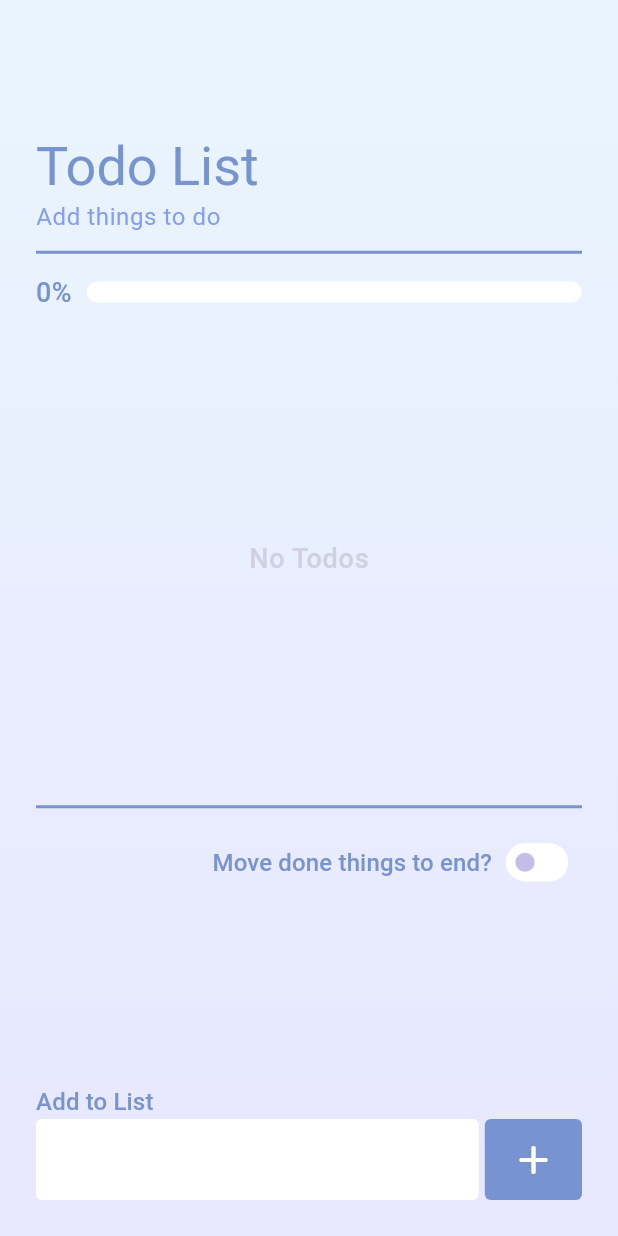
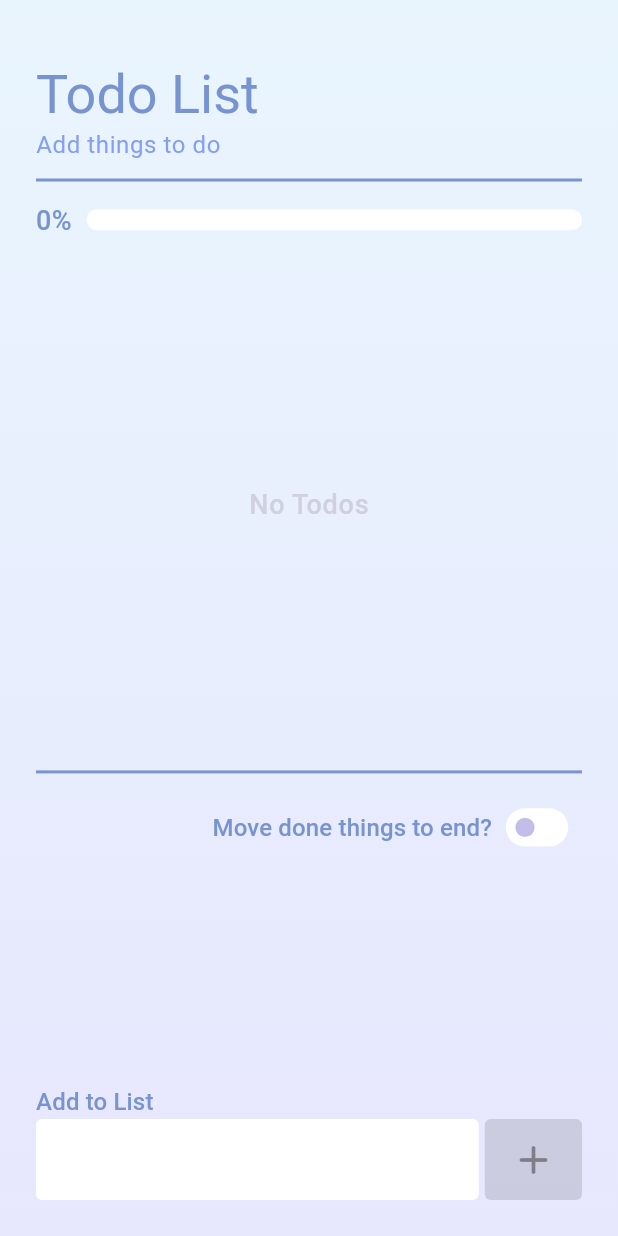
Before and after one commit to chiaaaakuo/Reminder, a Flutter app: the screen it shows after launch, on a phone screen of 412 x 824 dp. Run offline on Flutter 3.47's test engine with Material 3 defaults, Android fonts, the phone set to English and light mode, and no system bars; our stand-ins replace flutter_bloc, shared_preferences; missing offline and left inert: scrollview_observer.

Commit message:
refactor UI

```diff
--- a/lib/styles/theme_extensions/list_tile_left_strip_theme.dart
+++ b/lib/styles/theme_extensions/list_tile_left_strip_theme.dart
@@ -1,6 +1,6 @@
 import 'package:flutter/material.dart';
 
-class ListTileLeftStripeTheme extends ThemeExtension<ListTileLeftStripeTheme> {
+class LeftStripeBoxTheme extends ThemeExtension<LeftStripeBoxTheme> {
   final Color? background;
   final Color? stripColor;
   final EdgeInsetsGeometry? padding;
@@ -8,7 +8,7 @@ class ListTileLeftStripeTheme extends ThemeExtension<ListTileLeftStripeTheme> {
   final double stripWidth;
   final BorderRadius borderRadius;
 
-  const ListTileLeftStripeTheme({
+  const LeftStripeBoxTheme({
     this.background,
     this.stripColor,
     this.padding,
@@ -18,7 +18,7 @@ class ListTileLeftStripeTheme extends ThemeExtension<ListTileLeftStripeTheme> {
   });
 
   @override
-  ThemeExtension<ListTileLeftStripeTheme> copyWith({
+  ThemeExtension<LeftStripeBoxTheme> copyWith({
     Color? background,
     Color? stripColor,
     EdgeInsetsGeometry? padding,
@@ -26,7 +26,7 @@ class ListTileLeftStripeTheme extends ThemeExtension<ListTileLeftStripeTheme> {
     double? stripWidth,
     BorderRadius? borderRadius,
   }) {
-    return ListTileLeftStripeTheme(
+    return LeftStripeBoxTheme(
       background: background ?? this.background,
       stripColor: stripColor ?? this.stripColor,
       padding: padding ?? this.padding,
@@ -37,12 +37,12 @@ class ListTileLeftStripeTheme extends ThemeExtension<ListTileLeftStripeTheme> {
   }
 
   @override
-  ThemeExtension<ListTileLeftStripeTheme> lerp(covariant ThemeExtension<ListTileLeftStripeTheme>? other, double t) {
-    if (other is! ListTileLeftStripeTheme) {
+  ThemeExtension<LeftStripeBoxTheme> lerp(covariant ThemeExtension<LeftStripeBoxTheme>? other, double t) {
+    if (other is! LeftStripeBoxTheme) {
       return this;
     }
 
-    return ListTileLeftStripeTheme(
+    return LeftStripeBoxTheme(
       background: Color.lerp(background, other.background, t),
       stripColor: Color.lerp(stripColor, other.stripColor, t),
       padding: padding,
--- a/lib/styles/themes.dart
+++ b/lib/styles/themes.dart
@@ -55,9 +55,20 @@ class AppTheme {
       shape: RoundedRectangleBorder(borderRadius: BorderRadius.circular(4)),
       side: BorderSide(color: AppColors.grey, width: 1),
     ),
+    dialogTheme: const DialogThemeData().copyWith(
+      titleTextStyle: const TextStyle(
+        color: Colors.black,
+        fontSize: 16,
+        fontWeight: FontWeight.bold,
+      ),
+      contentTextStyle:const TextStyle(
+        color: Colors.black,
+        fontSize: 18,
+      ),
+    ),
     extensions: [
       _lightGradientTheme,
-      _listTileLeftStripTheme,
+      _leftStripeBoxTheme,
     ],
   );
 
@@ -69,10 +80,9 @@ class AppTheme {
     ),
   );
 
-  static final _listTileLeftStripTheme = ListTileLeftStripeTheme(
+  static final _leftStripeBoxTheme = LeftStripeBoxTheme(
     background: AppColors.white,
     stripColor: AppColors.primaryColor,
-    padding: const EdgeInsets.symmetric(horizontal: 12),
     borderRadius: BorderRadius.circular(4),
   );
 }
@@ -84,5 +94,5 @@ extension AppThemeExtension on ThemeData {
 
   AppGradientTheme get appGradientTheme => extension<AppGradientTheme>() ?? AppTheme._lightGradientTheme;
 
-  ListTileLeftStripeTheme get listTileLeftStripTheme => extension<ListTileLeftStripeTheme>() ?? AppTheme._listTileLeftStripTheme;
+  LeftStripeBoxTheme get leftStripeBoxTheme => extension<LeftStripeBoxTheme>() ?? AppTheme._leftStripeBoxTheme;
 }
--- a/lib/views/reminder_list_page.dart
+++ b/lib/views/reminder_list_page.dart
@@ -4,10 +4,12 @@ import 'package:reminder/blocs/reminder_bloc/reminder_bloc.dart';
 import 'package:reminder/extensions/widget_extensions.dart';
 import 'package:reminder/models/sort_type.dart';
 import 'package:reminder/models/reminder.dart';
-import 'package:reminder/styles/theme_extensions/list_tile_left_strip_theme.dart';
 import 'package:reminder/styles/themes.dart';
 import 'package:reminder/values/strings.dart';
 import 'package:reminder/widgets/gradient_background.dart';
+import 'package:reminder/widgets/progress_tracker.dart';
+import 'package:reminder/widgets/scrollbar_list_view.dart';
+import 'package:reminder/widgets/left_stripe_box.dart';
 import 'package:scrollview_observer/scrollview_observer.dart';
 
 class RemindersPage extends StatefulWidget {
@@ -25,67 +27,56 @@ class _RemindersPageState extends State<RemindersPage> {
     return MultiBlocListener(
       listeners: [
         BlocListener<ReminderBloc, ReminderState>(
-          listenWhen: (prev, cur) => cur.status == RemindersStatus.failure && cur.errorMessage != null,
-          listener: (context, state) => _showErrorDialog(state.errorMessage!),
+          listenWhen: (ReminderState prev, ReminderState cur) => cur.status == RemindersStatus.failure && cur.errorMessage != null,
+          listener: (BuildContext context, ReminderState state) => _showErrorDialog(state.errorMessage!),
         ),
         BlocListener<ReminderBloc, ReminderState>(
-          listenWhen: (prev, cur) =>
+          listenWhen: (ReminderState prev, ReminderState cur) =>
               cur.action == RemindersAction.add && cur.status == RemindersStatus.success && cur.scrollToIndex != null,
-          listener: (context, state) => _scrollToIndex(state.reminders, state.scrollToIndex!),
+          listener: (BuildContext context, ReminderState state) => _scrollToIndex(state.reminders, state.scrollToIndex!),
         ),
       ],
       child: Scaffold(
-        resizeToAvoidBottomInset: false,
         body: GradientBackground(
           gradient: context.theme.appGradientTheme.backgroundGradient,
           child: SafeArea(
+            child: LayoutBuilder(builder: (BuildContext context, BoxConstraints constraint) {
+              return SingleChildScrollView(
+                child: ConstrainedBox(
+                  constraints: BoxConstraints(minHeight: constraint.maxHeight),
+                  child: IntrinsicHeight(
                     child: Column(
                       spacing: 12,
                       crossAxisAlignment: CrossAxisAlignment.start,
                       children: [
-                const Spacer(),
                         const _Header(),
                         const Divider(indent: 24, endIndent: 24),
                         BlocBuilder<ReminderBloc, ReminderState>(
-                  builder: (context, state) {
+                          builder: (BuildContext context, ReminderState state) {
                             final double progress = state.reminders.isNotEmpty ? state.completedReminders / state.reminders.length : 0;
-                    return _ProgressTracker(progress: progress);
+                            return ProgressTracker(progress: progress);
                           },
                         ),
+                        _ReminderList(
+                          height: constraint.maxHeight * 0.4,
+                          listObserverController: _listObserverController,
+                        ),
+                        const Divider(indent: 24, endIndent: 24),
+                        const _RemindersSorter(),
                         Flexible(
-                  flex: 4,
-                  child: BlocSelector<ReminderBloc, ReminderState, List<Reminder>>(
-                    selector: (state) => state.reminders,
-                    builder: (context, reminders) {
-                      if (reminders.isEmpty) {
-                        return const _EmptyReminderList();
-                      }
-                      return ListViewObserver(
-                        controller: _listObserverController,
-                        child: _ReminderList(
-                          reminders: reminders,
-                          controller: _listObserverController.controller!,
-                        ),
-                      );
-                    },
+                          child: Align(
+                            alignment: Alignment.bottomCenter,
+                            child: _ReminderCreator(
+                              onSubmit: (String title) => context.read<ReminderBloc>().add(AddReminder(title: title)),
                             ),
                           ),
-                const Divider(indent: 24, endIndent: 24),
-                BlocSelector<ReminderBloc, ReminderState, SortType>(
-                  selector: (state) => state.sortType,
-                  builder: (context, sortType) {
-                    return _RemindersSorter(
-                      isActive: sortType == SortType.incompleteFirst,
-                      onChanged: (SortType sortType) => context.read<ReminderBloc>().add(ToggleRemindersSort(sortType: sortType)),
-                    );
-                  },
-                ),
-                const Spacer(),
-                _ReminderCreator(
-                  onSubmit: (String title) => context.read<ReminderBloc>().add(AddReminder(title: title)),
                         ),
                       ],
                     ),
+                  ),
+                ),
+              );
+            }),
           ),
         ),
       ),
@@ -102,23 +93,27 @@ class _RemindersPageState extends State<RemindersPage> {
   void _showErrorDialog(String errorMessage) {
     showDialog(
       context: context,
-      builder: (context) => AlertDialog.adaptive(title: Text(errorMessage), actions: [
+      builder: (context) => AlertDialog.adaptive(
+        title: const Text(Strings.errorTitle),
+        content: Text(errorMessage),
+        actions: [
           TextButton(
             onPressed: () => Navigator.pop(context),
             child: const Text(Strings.ok),
           )
-      ]),
+        ],
+      ),
     );
   }
 }
 
 class _Header extends StatelessWidget {
-  const _Header({Key? key}) : super(key: key);
+  const _Header();
 
   @override
   Widget build(BuildContext context) {
     return Padding(
-      padding: const EdgeInsets.symmetric(horizontal: 24),
+      padding: const EdgeInsets.only(left: 24, right: 24, top: 40),
       child: Column(
         crossAxisAlignment: CrossAxisAlignment.start,
         children: [
@@ -136,39 +131,8 @@ class _Header extends StatelessWidget {
   }
 }
 
-class _ProgressTracker extends StatelessWidget {
-  const _ProgressTracker({
-    Key? key,
-    this.progress = 0,
-    this.progressHeight = 14,
-  }) : super(key: key);
-
-  final double progress;
-  final double progressHeight;
-
-  @override
-  Widget build(BuildContext context) {
-    return Padding(
-      padding: const EdgeInsets.symmetric(horizontal: 24),
-      child: Row(
-        spacing: 10,
-        children: [
-          Text("${(progress * 100).round()}%", style: context.theme.textTheme.titleMedium),
-          Expanded(
-            child: LinearProgressIndicator(
-              value: progress,
-              minHeight: progressHeight,
-              borderRadius: BorderRadius.circular(progressHeight / 2),
-            ),
-          ),
-        ],
-      ),
-    );
-  }
-}
-
 class _EmptyReminderList extends StatelessWidget {
-  const _EmptyReminderList({Key? key}) : super(key: key);
+  const _EmptyReminderList();
 
   @override
   Widget build(BuildContext context) {
@@ -183,35 +147,40 @@ class _EmptyReminderList extends StatelessWidget {
 
 class _ReminderList extends StatelessWidget {
   const _ReminderList({
-    Key? key,
-    required this.reminders,
-    required this.controller,
-  }) : super(key: key);
+    required this.listObserverController,
+    this.height,
+  });
 
-  final List<Reminder> reminders;
-  final ScrollController controller;
+  final double? height;
+  final ListObserverController listObserverController;
 
   @override
   Widget build(BuildContext context) {
-    return RawScrollbar(
-      controller: controller,
-      thickness: 10,
-      radius: const Radius.circular(10),
-      thumbVisibility: true,
-      thumbColor: context.theme.colorScheme.tertiary,
-      child: ListView.separated(
-        controller: controller,
+    final BlocSelector<ReminderBloc, ReminderState, List<Reminder>> body = BlocSelector<ReminderBloc, ReminderState, List<Reminder>>(
+        selector: (ReminderState state) => state.reminders,
+        builder: (BuildContext context, List<Reminder> reminders) {
+          if (reminders.isEmpty) {
+            return const _EmptyReminderList();
+          }
+          return ListViewObserver(
+              controller: listObserverController,
+              child: ScrollbarListView(
+                scrollbarIndicatorVisibility: true,
+                controller: listObserverController.controller,
                 padding: const EdgeInsets.symmetric(horizontal: 24),
                 itemCount: reminders.length,
-        itemBuilder: _itemBuilder,
+                itemBuilder: (BuildContext context, int index) => _itemBuilder(context, reminders.elementAt(index)),
                 separatorBuilder: (BuildContext context, int index) => const SizedBox(height: 8),
-      ),
-    );
+              ));
+        });
+
+    if (height != null) {
+      return SizedBox(height: height!, child: body);
+    }
+    return body;
   }
 
-  Widget _itemBuilder(BuildContext context, int index) {
-    final reminder = reminders.elementAt(index);
-    return _ReminderItem(
+  Widget _itemBuilder(BuildContext context, Reminder reminder) => _ReminderItem(
         reminder: reminder,
         onDelete: (String id) => context.read<ReminderBloc>().add(DeleteReminder(id: id)),
         onToggleDone: (bool isDone) => context.read<ReminderBloc>().add(
@@ -222,15 +191,13 @@ class _ReminderList extends StatelessWidget {
             ),
       );
 }
-}
 
 class _ReminderItem extends StatelessWidget {
   const _ReminderItem({
-    Key? key,
     required this.reminder,
     required this.onToggleDone,
     required this.onDelete,
-  }) : super(key: key);
+  });
 
   final Reminder reminder;
   final ValueChanged<bool> onToggleDone;
@@ -238,20 +205,8 @@ class _ReminderItem extends StatelessWidget {
 
   @override
   Widget build(BuildContext context) {
-    final ListTileLeftStripeTheme leftStripTheme = context.theme.listTileLeftStripTheme;
-    return ClipRRect(
-      borderRadius: leftStripTheme.borderRadius,
-      child: Stack(
-        children: [
-          Positioned.fill(
-            child: Row(
-              children: [
-                Container(width: leftStripTheme.stripWidth, color: leftStripTheme.stripColor),
-                Expanded(child: Container(color: leftStripTheme.background)),
-              ],
-            ),
-          ),
-          CheckboxListTile(
+    return LeftStripeBox(
+      child: CheckboxListTile(
         value: reminder.isDone,
         title: Text(
           reminder.title,
@@ -263,7 +218,7 @@ class _ReminderItem extends StatelessWidget {
           icon: const Icon(Icons.clear),
           onPressed: () => onDelete(reminder.id),
         ),
-            contentPadding: leftStripTheme.padding,
+        contentPadding: const EdgeInsets.symmetric(horizontal: 12),
         controlAffinity: ListTileControlAffinity.leading,
         onChanged: (bool? value) {
           if (value == null) {
@@ -272,24 +227,18 @@ class _ReminderItem extends StatelessWidget {
           onToggleDone(value);
         },
       ),
-        ],
-      ),
     );
   }
 }
 
 class _RemindersSorter extends StatelessWidget {
-  const _RemindersSorter({
-    Key? key,
-    this.isActive = false,
-    required this.onChanged,
-  }) : super(key: key);
-
-  final bool isActive;
-  final ValueChanged<SortType> onChanged;
+  const _RemindersSorter();
 
   @override
   Widget build(BuildContext context) {
+    return BlocSelector<ReminderBloc, ReminderState, SortType>(
+        selector: (ReminderState state) => state.sortType,
+        builder: (BuildContext context, SortType sortType) {
           return Padding(
             padding: const EdgeInsets.symmetric(horizontal: 24),
             child: Row(
@@ -299,21 +248,23 @@ class _RemindersSorter extends StatelessWidget {
                 Transform.scale(
                   scale: 0.8,
                   child: Switch(
-              value: isActive,
-              onChanged: (bool isActive) => onChanged(isActive ? SortType.incompleteFirst : SortType.createTimeAsc),
+                    value: sortType == SortType.incompleteFirst,
+                    onChanged: (bool isActive) => context.read<ReminderBloc>().add(
+                          ToggleRemindersSort(sortType: isActive ? SortType.incompleteFirst : SortType.createTimeAsc),
+                        ),
                   ),
                 ),
               ],
             ),
           );
+        });
   }
 }
 
 class _ReminderCreator extends StatefulWidget {
   const _ReminderCreator({
-    Key? key,
     required this.onSubmit,
-  }) : super(key: key);
+  });
 
   final Function(String title) onSubmit;
 
@@ -323,6 +274,7 @@ class _ReminderCreator extends StatefulWidget {
 
 class _ReminderCreatorState extends State<_ReminderCreator> {
   late TextEditingController _controller;
+  String title = "";
 
   @override
   initState() {
@@ -336,6 +288,7 @@ class _ReminderCreatorState extends State<_ReminderCreator> {
       padding: const EdgeInsets.all(24),
       child: Column(
         crossAxisAlignment: CrossAxisAlignment.start,
+        mainAxisSize: MainAxisSize.min,
         children: [
           Text(Strings.addTitle, style: context.theme.textTheme.titleSmall),
           IntrinsicHeight(
@@ -347,7 +300,8 @@ class _ReminderCreatorState extends State<_ReminderCreator> {
                   child: TextField(
                     controller: _controller,
                     decoration: const InputDecoration(isDense: true),
-                    onSubmitted: (String value) => _onSubmit(),
+                    onChanged: (String value) => setState(() => title = value),
+                    onSubmitted: title.isNotEmpty ? (String value) => _onSubmit() : null,
                   ),
                 ),
                 AspectRatio(
@@ -358,7 +312,7 @@ class _ReminderCreatorState extends State<_ReminderCreator> {
                       iconColor: context.theme.colorScheme.onPrimary,
                       shape: RoundedRectangleBorder(borderRadius: BorderRadius.circular(4)),
                     ),
-                    onPressed: _onSubmit,
+                    onPressed: title.isNotEmpty ? _onSubmit : null,
                     icon: const Icon(Icons.add_rounded, size: 32),
                   ),
                 )
@@ -371,8 +325,9 @@ class _ReminderCreatorState extends State<_ReminderCreator> {
   }
 
   void _onSubmit() {
-    widget.onSubmit(_controller.text);
+    widget.onSubmit(title);
     _controller.clear();
+    setState(() => title = "");
     FocusManager.instance.primaryFocus?.unfocus();
   }
 
--- a/lib/widgets/gradient_background.dart
+++ b/lib/widgets/gradient_background.dart
@@ -3,21 +3,27 @@ import 'package:reminder/extensions/widget_extensions.dart';
 
 class GradientBackground extends StatelessWidget {
   const GradientBackground({
-    Key? key,
+    super.key,
+    required this.child,
     this.gradient,
-    required this.child,
-  }) : super(key: key);
+  });
 
   final Gradient? gradient;
   final Widget child;
 
   @override
   Widget build(BuildContext context) {
-    return Container(
-      decoration: BoxDecoration(
-        gradient: gradient ?? LinearGradient(colors: [context.theme.colorScheme.primary, context.theme.colorScheme.onPrimary]),
-      ),
-      child: child,
+    return Stack(
+      children: [
+        Positioned.fill(
+          child: Container(
+            decoration: BoxDecoration(
+              gradient: gradient ?? LinearGradient(colors: [context.theme.colorScheme.primary, context.theme.colorScheme.onPrimary]),
+            ),
+          ),
+        ),
+        child,
+      ],
     );
   }
 }
--- /dev/null
+++ b/lib/widgets/progress_tracker.dart
@@ -0,0 +1,39 @@
+import 'package:flutter/material.dart';
+import 'package:reminder/extensions/widget_extensions.dart';
+
+class ProgressTracker extends StatelessWidget {
+  const ProgressTracker({
+    super.key,
+    this.progress = 0,
+    this.progressHeight = 14,
+    this.padding,
+    this.spacing = 10.0,
+    this.label,
+  });
+
+  final double progress;
+  final double progressHeight;
+  final EdgeInsetsGeometry? padding;
+  final double spacing;
+  final Text? label;
+
+  @override
+  Widget build(BuildContext context) {
+    return Padding(
+      padding: padding ?? const EdgeInsets.symmetric(horizontal: 24),
+      child: Row(
+        spacing: spacing,
+        children: [
+          label ?? Text("${(progress * 100).round()}%", style: context.theme.textTheme.titleMedium),
+          Expanded(
+            child: LinearProgressIndicator(
+              value: progress,
+              minHeight: progressHeight,
+              borderRadius: BorderRadius.circular(progressHeight / 2),
+            ),
+          ),
+        ],
+      ),
+    );
+  }
+}
```
Also changed, not shown: lib/core/local_storage_repository.dart (+4 -4 lines), lib/widgets/left_stripe_box.dart (added, +43 -0 lines), lib/widgets/scrollbar_list_view.dart (added, +59 -0 lines), 1 other file. Lines whose indentation alone changed are shown as unchanged.
